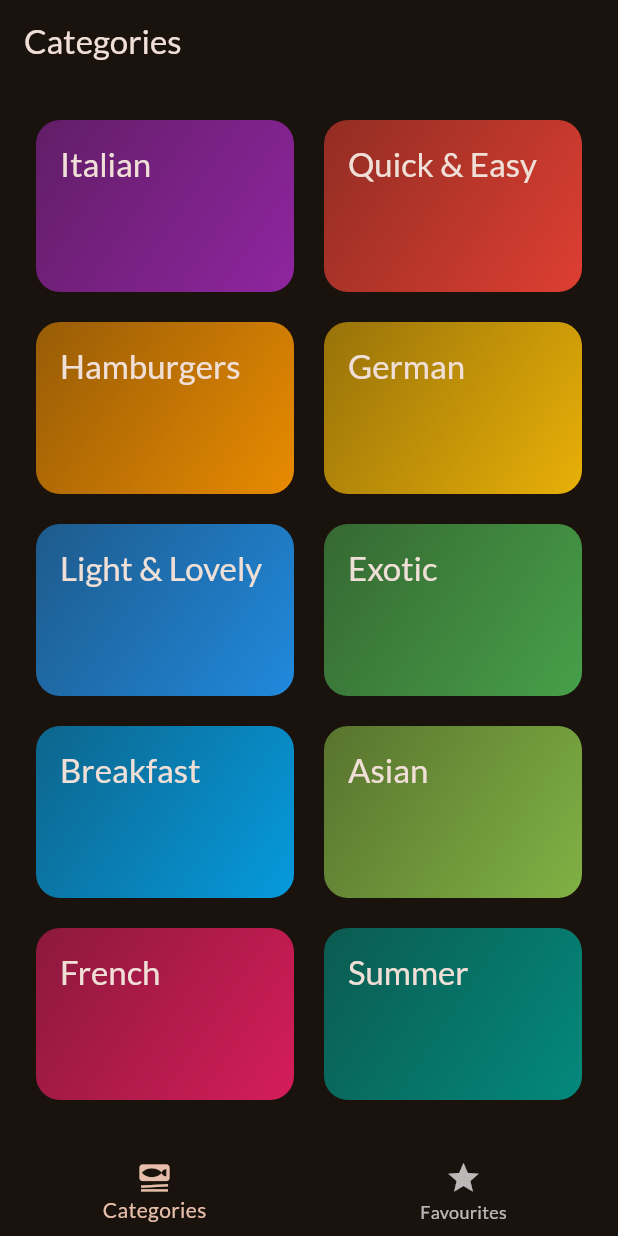
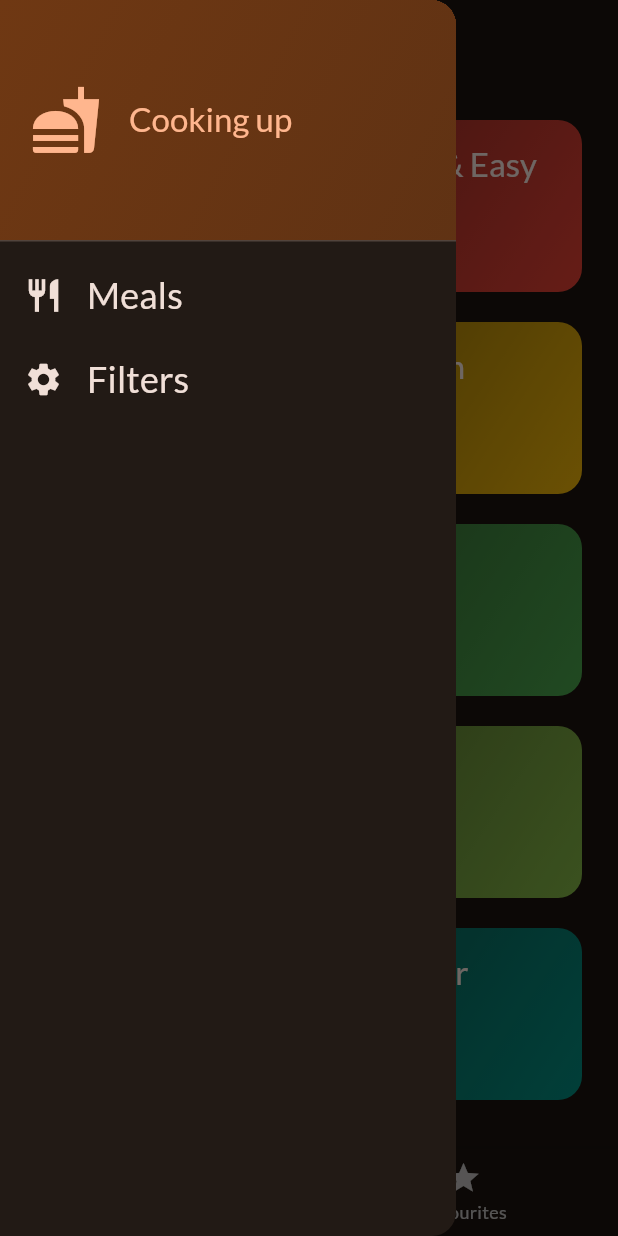
Before and after one commit to baralisachin10/Meals_app, a Flutter app: the screen it shows after launch, with the side drawer open (before the commit the screen has no drawer), on a phone screen of 412 x 824 dp. Run offline on Flutter 3.47's test engine with Material 2 defaults, Android fonts, the phone set to English and light mode, and no system bars; our stand-ins replace google_fonts, transparent_image.

Commit message:
meals app

```diff
--- a/lib/screens/categories_screen.dart
+++ b/lib/screens/categories_screen.dart
@@ -4,8 +4,15 @@ import 'package:meals_app/models/category.dart';
 import 'package:meals_app/screens/meal_screen.dart';
 import 'package:meals_app/widgets/category_grid_items.dart';
 
+import '../models/meal.dart';
+
 class CategoriesScreen extends StatelessWidget {
-  const CategoriesScreen({super.key});
+  const CategoriesScreen({
+    super.key,
+    required this.onToggleFavorite,
+  });
+
+  final void Function(Meal meal) onToggleFavorite;
 
 //function to filter the category and display the category item according to the selected category
   void _selectCategory(BuildContext context, Category category) {
@@ -17,6 +24,7 @@ class CategoriesScreen extends StatelessWidget {
         builder: (ctx) => MealsScreen(
           title: category.title,
           meals: filteredMeals,
+          onToggleFavorite: onToggleFavorite,
         ),
       ),
     );
--- a/lib/screens/meal_details_screen.dart
+++ b/lib/screens/meal_details_screen.dart
@@ -5,9 +5,11 @@ class MealDetailScreen extends StatelessWidget {
   const MealDetailScreen({
     super.key,
     required this.meal,
+    required this.onToggleFavorite,
   });
 
   final Meal meal;
+  final void Function(Meal meal) onToggleFavorite;
 
   @override
   Widget build(BuildContext context) {
@@ -18,7 +20,9 @@ class MealDetailScreen extends StatelessWidget {
         ),
         actions: [
           IconButton(
-            onPressed: () {},
+            onPressed: () {
+              onToggleFavorite(meal);
+            },
             icon: const Icon(Icons.star),
           ),
         ],
--- a/lib/screens/meal_screen.dart
+++ b/lib/screens/meal_screen.dart
@@ -9,15 +9,17 @@ class MealsScreen extends StatelessWidget {
     super.key,
     this.title,
     required this.meals,
+    required this.onToggleFavorite,
   });
 
   final String? title;
   final List<Meal> meals;
+  final void Function(Meal meal) onToggleFavorite;
 
   void selectedMeal(BuildContext context, Meal meal) {
     Navigator.of(context).push(
       MaterialPageRoute(
-        builder: (ctx) => MealDetailScreen(meal: meal),
+        builder: (ctx) => MealDetailScreen(meal: meal,onToggleFavorite: onToggleFavorite),
       ),
     );
   }
--- a/lib/screens/tab_screen.dart
+++ b/lib/screens/tab_screen.dart
@@ -1,6 +1,7 @@
 import 'package:flutter/material.dart';
 import 'package:meals_app/screens/categories_screen.dart';
 import 'package:meals_app/screens/meal_screen.dart';
+import 'package:meals_app/widgets/main_drawer.dart';
 
 import '../models/meal.dart';
 
@@ -15,6 +16,16 @@ class _TabScreenState extends State<TabScreen> {
   int _selectedPageIndex = 0;
   final List<Meal> _favouriteMeal = [];
 
+  void _showInfoMessage(String message) {
+    ScaffoldMessenger.of(context).clearSnackBars();
+    ScaffoldMessenger.of(context).showSnackBar(
+      SnackBar(
+        content: Text(message),
+        duration: const Duration(seconds: 2),
+      ),
+    );
+  }
+
   void _selectPage(int index) {
     setState(() {
       _selectedPageIndex = index;
@@ -25,23 +36,42 @@ class _TabScreenState extends State<TabScreen> {
     final isExisting = _favouriteMeal.contains(meal);
 
     if (isExisting) {
-      _favouriteMeal.remove(meal);
+      setState(() {
+        _favouriteMeal.remove(meal);
+      });
+      _showInfoMessage('you removed item from favorite');
     } else {
-      _favouriteMeal.add(meal);
+      setState(() {
+        _favouriteMeal.add(meal);
+      });
+      _showInfoMessage('you added item as favorite');
+    }
+  }
+
+  void _onSelectPage(String identifier) {
+    if (identifier == 'filter') {
+    } else {
+      Navigator.of(context).pop();
     }
   }
 
   @override
   Widget build(BuildContext context) {
-    Widget activePage = const CategoriesScreen();
+    Widget activePage = CategoriesScreen(
+      onToggleFavorite: _toggleMealFavouriteStatus,
+    );
     String activePageTitle = 'Categories';
 
     if (_selectedPageIndex == 1) {
-      activePage = const MealsScreen(meals: []);
+      activePage = MealsScreen(
+        meals: _favouriteMeal,
+        onToggleFavorite: _toggleMealFavouriteStatus,
+      );
       activePageTitle = 'Favourites';
     }
     return Scaffold(
       appBar: AppBar(title: Text(activePageTitle)),
+      drawer: MainDrawer(onSelectScreen: _onSelectPage),
       body: activePage,
       bottomNavigationBar: BottomNavigationBar(
         onTap: _selectPage,
--- /dev/null
+++ b/lib/widgets/main_drawer.dart
@@ -0,0 +1,85 @@
+import 'package:flutter/material.dart';
+
+class MainDrawer extends StatelessWidget {
+  const MainDrawer({super.key, required this.onSelectScreen});
+
+  final void Function(String identifier) onSelectScreen;
+
+  @override
+  Widget build(BuildContext context) {
+    return Drawer(
+      child: Column(
+        children: [
+          DrawerHeader(
+            padding: const EdgeInsets.all(20),
+            decoration: BoxDecoration(
+              gradient: LinearGradient(
+                colors: [
+                  Theme.of(context).colorScheme.primaryContainer,
+                  Theme.of(context)
+                      .colorScheme
+                      .primaryContainer
+                      .withOpacity(0.8),
+                ],
+                begin: Alignment.topLeft,
+                end: Alignment.bottomRight,
+              ),
+            ),
+            child: Row(
+              children: [
+                Icon(
+                  Icons.fastfood,
+                  size: 48,
+                  color: Theme.of(context).colorScheme.primary,
+                ),
+                const SizedBox(
+                  width: 18,
+                ),
+                Text(
+                  'Cooking up',
+                  style: Theme.of(context).textTheme.titleLarge!.copyWith(
+                        color: Theme.of(context).colorScheme.primary,
+                      ),
+                ),
+              ],
+            ),
+          ),
+          ListTile(
+            leading: Icon(
+              Icons.restaurant,
+              size: 26,
+              color: Theme.of(context).colorScheme.onBackground,
+            ),
+            title: Text(
+              'Meals',
+              style: Theme.of(context).textTheme.titleSmall!.copyWith(
+                    color: Theme.of(context).colorScheme.onBackground,
+                    fontSize: 24,
+                  ),
+            ),
+            onTap: () {
+              onSelectScreen('meal');
+            },
+          ),
+          ListTile(
+            leading: Icon(
+              Icons.settings,
+              size: 26,
+              color: Theme.of(context).colorScheme.onBackground,
+            ),
+            title: Text(
+              'Filters',
+              style: Theme.of(context).textTheme.titleSmall!.copyWith(
+                    color: Theme.of(context).colorScheme.onBackground,
+                    fontSize: 24,
+                  ),
+            ),
+            onTap: () {
+              onSelectScreen('filter');
+            },
+          ),
+        ],
+      ),
+    );
+  }
+}
```
Also changed, not shown: lib/screens/filter_screen.dart (added, +42 -0 lines).
